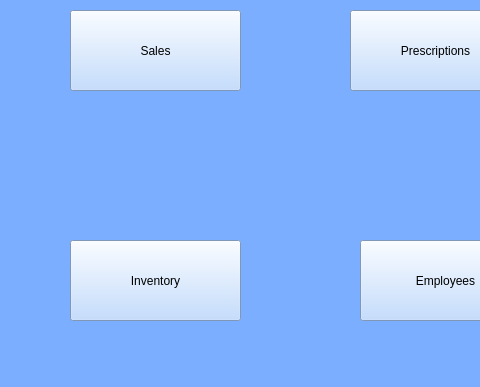
Old version of the form UI/Reports.ui in the repository BennettPJ/SFWE403-Sem-Proj; both pictures show x 0 to 480 and y 170 to 557 of the 1001 by 557 pixel window.
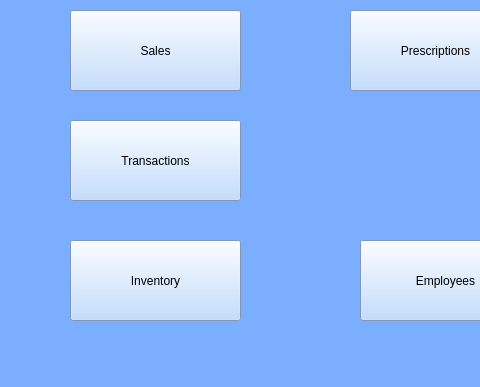
New version of the form. Icons and pictures are not drawn.

```diff
--- a/UI/Reports.ui
+++ b/UI/Reports.ui
@@ -203,6 +203,28 @@
      </size>
     </property>
    </widget>
+   <widget class="QPushButton" name="userTransactionsReport">
+    <property name="geometry">
+     <rect>
+      <x>70</x>
+      <y>290</y>
+      <width>171</width>
+      <height>81</height>
+     </rect>
+    </property>
+    <property name="sizePolicy">
+     <sizepolicy hsizetype="Fixed" vsizetype="Fixed">
+      <horstretch>0</horstretch>
+      <verstretch>0</verstretch>
+     </sizepolicy>
+    </property>
+    <property name="styleSheet">
+     <string notr="true">background-color: rgb(180, 212, 255);</string>
+    </property>
+    <property name="text">
+     <string>Transactions</string>
+    </property>
+   </widget>
   </widget>
   <widget class="QMenuBar" name="menubar">
    <property name="geometry">
```
Left out of the diff: 2 changed lines with no effect on the pictures.
